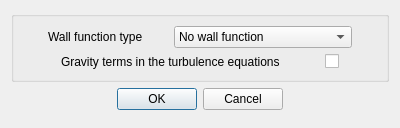
Above: gui/Pages/TurbulenceAdvancedOptionsDialogForm.ui from code-saturne/code_saturne before the change. Below: the same form after it.
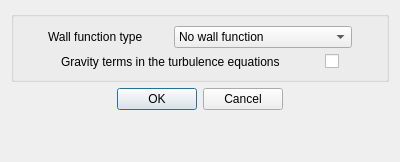
That is the form after the change.

```diff
--- a/gui/Pages/TurbulenceAdvancedOptionsDialogForm.ui
+++ b/gui/Pages/TurbulenceAdvancedOptionsDialogForm.ui
@@ -1,12 +1,12 @@
 <ui version="4.0" >
  <class>TurbulenceAdvancedOptionsDialogForm</class>
- <widget class="QDialog" name="TurbulenceAdvancedOptionsDialogForm" >
-  <property name="geometry" >
+ <widget class="QDialog" name="TurbulenceAdvancedOptionsDialogForm">
+  <property name="geometry">
    <rect>
     <x>0</x>
     <y>0</y>
     <width>400</width>
-    <height>128</height>
+    <height>162</height>
    </rect>
   </property>
   <property name="windowTitle" >
```
Left out of the diff: 117 changed lines with no effect on the pictures.
